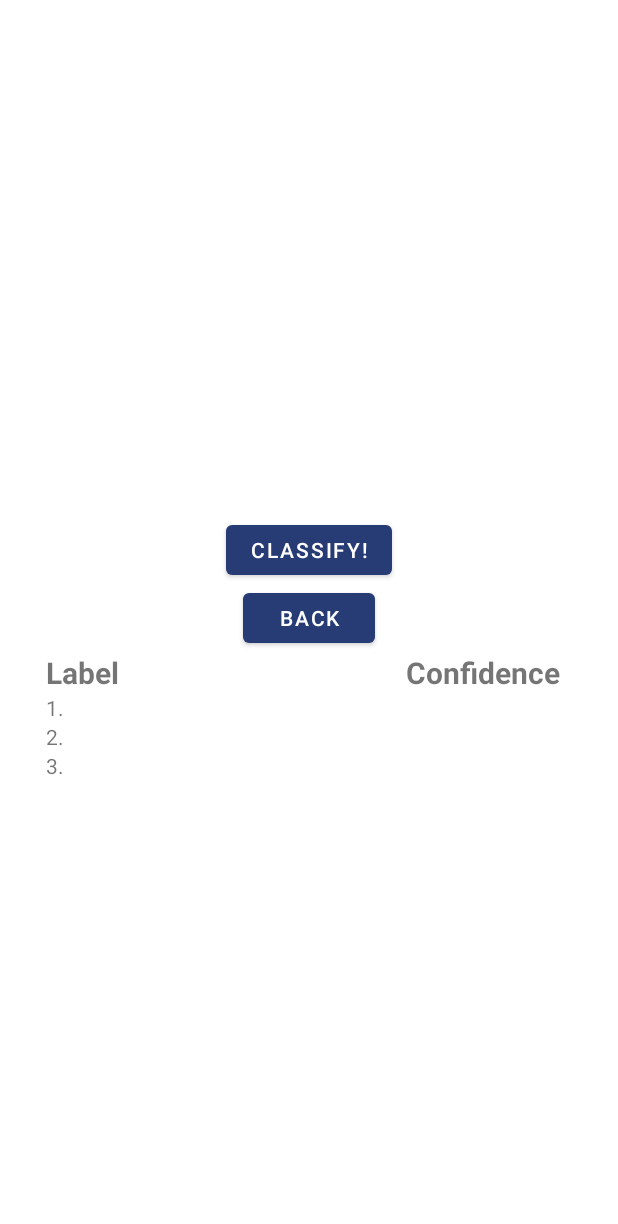
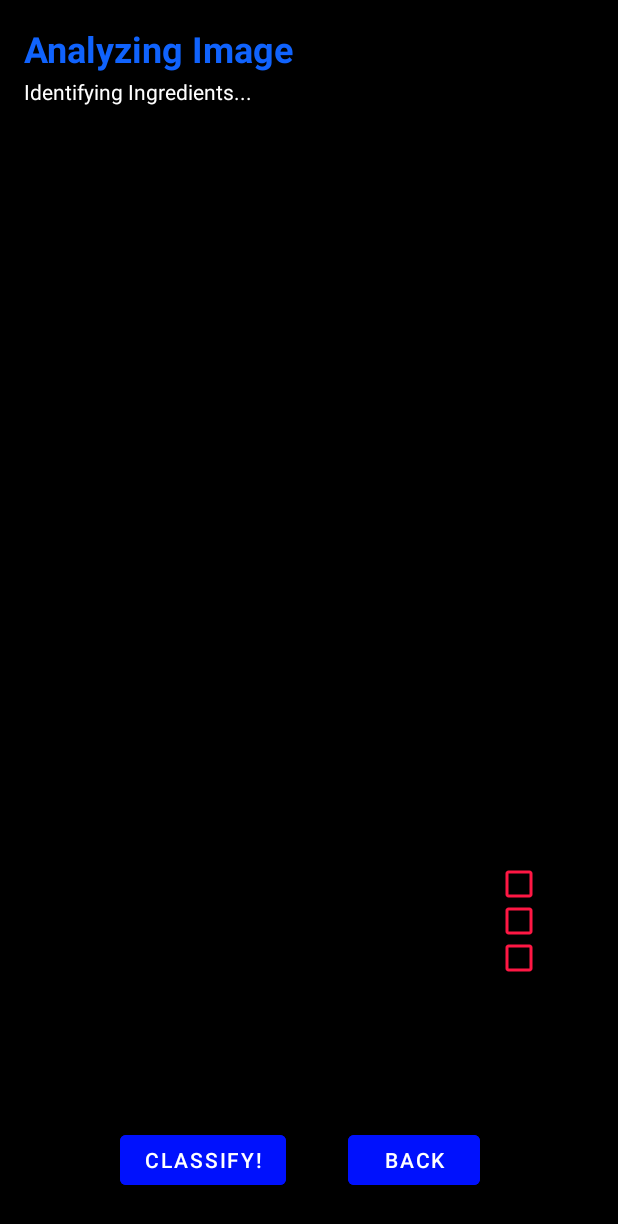
Before and after one commit to veegishx/SmartyBucket, an Android app: the Classify screen opened directly, with no data from a screen before it, on a phone screen of 412 x 824 dp. Shown: the top 1224 px of the screen. Run offline under Robolectric (Android 15) with nearby library versions, the phone set to English and light mode, and no system bars; libraries missing offline, so code that uses them is left out: org.tensorflow.lite; 3 statements that could not run were skipped.

Commit message:
Minor changes to image classification UI
Signed-off-by: Veegish Ramdani <veegish@cyberstorm.mu>

```diff
--- a/app/src/main/java/com/saphyrelabs/smartybucket/Classify.java
+++ b/app/src/main/java/com/saphyrelabs/smartybucket/Classify.java
@@ -148,16 +148,6 @@ public class Classify extends AppCompatActivity {
         // initialize array to hold top probabilities
         topConfidence = new String[RESULTS_TO_SHOW];
 
-        // allows user to go back to activity to select a different image
-        back_button = (Button)findViewById(R.id.back_button);
-        back_button.setOnClickListener(new View.OnClickListener() {
-            @Override
-            public void onClick(View view) {
-                Intent i = new Intent(Classify.this, ChooseModel.class);
-                startActivity(i);
-            }
-        });
-
         // classify current dispalyed image
         classify_button = (Button)findViewById(R.id.classify_image);
         classify_button.setOnClickListener(new View.OnClickListener() {
@@ -271,10 +261,14 @@ public class Classify extends AppCompatActivity {
             topConfidence[i] = String.format("%.0f%%",label.getValue()*100);
         }
 
+        String item1 = topLables[2].substring(0,1).toUpperCase() + topLables[2].substring(1);
+        String item2 = topLables[1].substring(0,1).toUpperCase() + topLables[1].substring(1);
+        String item3 = topLables[0].substring(0,1).toUpperCase() + topLables[0].substring(1);
+
         // set the corresponding textviews with the results
-        label1.setText("1. "+topLables[2]);
-        label2.setText("2. "+topLables[1]);
-        label3.setText("3. "+topLables[0]);
+        label1.setText(item1);
+        label2.setText(item2);
+        label3.setText(item3);
         Confidence1.setText(topConfidence[2]);
         Confidence2.setText(topConfidence[1]);
         Confidence3.setText(topConfidence[0]);
--- a/app/src/main/res/layout/activity_classify.xml
+++ b/app/src/main/res/layout/activity_classify.xml
@@ -1,71 +1,69 @@
 <?xml version="1.0" encoding="utf-8"?>
-<RelativeLayout xmlns:android="http://schemas.android.com/apk/res/android"
+<androidx.constraintlayout.widget.ConstraintLayout xmlns:android="http://schemas.android.com/apk/res/android"
     xmlns:app="http://schemas.android.com/apk/res-auto"
     xmlns:tools="http://schemas.android.com/tools"
     android:layout_width="match_parent"
     android:layout_height="match_parent"
+    android:background="#000000"
+    android:backgroundTint="#000000"
     tools:context=".Classify">
-
-    <ImageView
-        android:id="@+id/selected_image"
-        android:layout_width="300dp"
-        android:layout_height="300dp"
-        android:layout_alignParentTop="true"
-        android:layout_centerHorizontal="true"
-        android:layout_marginTop="44dp"
-        android:layout_below="@id/selected_image"
-        app:srcCompat="@android:color/background_light" />
 
     <Button
         android:id="@+id/classify_image"
         android:layout_width="wrap_content"
         android:layout_height="45dp"
         android:layout_below="@id/selected_image"
-        android:layout_centerHorizontal="true"
-        android:text="Classify!" />
+        android:layout_marginStart="80dp"
+        android:layout_marginBottom="28dp"
+        android:backgroundTint="#0011FD"
+        android:text="Classify!"
+        app:layout_constraintBottom_toBottomOf="parent"
+        app:layout_constraintStart_toStartOf="parent" />
 
     <Button
         android:id="@+id/back_button"
         android:layout_width="wrap_content"
         android:layout_height="45dp"
         android:layout_below="@id/classify_image"
-        android:layout_centerHorizontal="true"
-        android:text="Back" />
+        android:layout_alignParentEnd="true"
+        android:layout_marginEnd="92dp"
+        android:layout_marginBottom="28dp"
+        android:backgroundTint="#0011FD"
+        android:text="Back"
+        app:layout_constraintBottom_toBottomOf="parent"
+        app:layout_constraintEnd_toEndOf="parent" />
+
+    <ImageView
+        android:id="@+id/selected_image"
+        android:layout_width="416dp"
+        android:layout_height="479dp"
+        app:layout_constraintBottom_toBottomOf="parent"
+        app:layout_constraintEnd_toEndOf="parent"
+        app:layout_constraintHorizontal_bias="0.0"
+        app:layout_constraintStart_toStartOf="parent"
+        app:layout_constraintTop_toTopOf="parent" />
+
+    <ImageView
+        android:id="@+id/imageView4"
+        android:layout_width="595dp"
+        android:layout_height="802dp"
+        app:layout_constraintBottom_toBottomOf="parent"
+        app:layout_constraintEnd_toEndOf="parent"
+        app:layout_constraintStart_toStartOf="parent"
+        app:layout_constraintTop_toTopOf="parent"
+        app:layout_constraintVertical_bias="0.746"
+        app:srcCompat="@drawable/shadow_overlay" />
 
     <LinearLayout
         android:id="@+id/labels"
-        android:layout_width="match_parent"
-        android:layout_height="89dp"
-        android:layout_alignParentBottom="true"
-        android:layout_below="@+id/back_button"
-        android:layout_gravity="center"
-        android:layout_marginBottom="44dp"
-        android:orientation="vertical">
-
-        <LinearLayout
-            android:layout_width="370dp"
-            android:layout_height="wrap_content"
-            android:layout_gravity="center"
-            android:gravity="center"
-            android:orientation="horizontal">
-
-            <TextView
-                android:id="@+id/lableText"
-                android:layout_width="240dp"
-                android:layout_height="wrap_content"
-                android:text="Label"
-                android:textSize="20sp"
-                android:textStyle="bold" />
-
-            <TextView
-                android:id="@+id/ConfidenceText"
-                android:layout_width="110dp"
-                android:layout_height="wrap_content"
-                android:text="Confidence"
-                android:textSize="20sp"
-                android:textStyle="bold" />
-
-        </LinearLayout>
+        android:layout_width="371dp"
+        android:layout_height="147dp"
+        android:layout_marginBottom="100dp"
+        android:orientation="vertical"
+        app:layout_constraintBottom_toBottomOf="parent"
+        app:layout_constraintEnd_toEndOf="parent"
+        app:layout_constraintHorizontal_bias="1.0"
+        app:layout_constraintStart_toStartOf="parent">
 
         <LinearLayout
             android:layout_width="370dp"
@@ -78,15 +76,18 @@
                 android:id="@+id/label1"
                 android:layout_width="240dp"
                 android:layout_height="wrap_content"
-                android:text="1."
-                android:textSize="14sp" />
+                android:textColor="#FFFFFF"
+                android:textSize="18sp"
+                android:textStyle="bold" />
 
-            <TextView
+            <CheckBox
                 android:id="@+id/Confidence1"
                 android:layout_width="110dp"
                 android:layout_height="match_parent"
+                android:buttonTint="#FF1744"
                 android:text=""
-                android:textSize="14sp" />
+                android:textColor="#FFFFFF"
+                android:textSize="18sp" />
 
         </LinearLayout>
 
@@ -101,15 +102,18 @@
                 android:id="@+id/label2"
                 android:layout_width="240dp"
                 android:layout_height="wrap_content"
-                android:text="2."
-                android:textSize="14sp" />
+                android:textColor="#FFFFFF"
+                android:textSize="18sp"
+                android:textStyle="bold" />
 
-            <TextView
+            <CheckBox
                 android:id="@+id/Confidence2"
                 android:layout_width="110dp"
                 android:layout_height="match_parent"
+                android:buttonTint="#FF1744"
                 android:text=""
-                android:textSize="14sp" />
+                android:textColor="#FFFFFF"
+                android:textSize="18sp" />
 
         </LinearLayout>
 
@@ -124,19 +128,45 @@
                 android:id="@+id/label3"
                 android:layout_width="240dp"
                 android:layout_height="wrap_content"
-                android:text="3."
-                android:textSize="14sp" />
+                android:textColor="#FFFFFF"
+                android:textSize="18sp"
+                android:textStyle="bold" />
 
-            <TextView
+            <CheckBox
                 android:id="@+id/Confidence3"
                 android:layout_width="110dp"
                 android:layout_height="match_parent"
+                android:buttonTint="#FF1744"
                 android:text=""
-                android:textSize="14sp" />
+                android:textColor="#FFFFFF"
+                android:textSize="18sp" />
 
         </LinearLayout>
+
     </LinearLayout>
 
+    <TextView
+        android:id="@+id/textView15"
+        android:layout_width="226dp"
+        android:layout_height="22dp"
+        android:layout_marginStart="16dp"
+        android:layout_marginTop="4dp"
+        android:text="Identifying Ingredients..."
+        android:textColor="#FFFFFF"
+        app:layout_constraintStart_toStartOf="parent"
+        app:layout_constraintTop_toBottomOf="@+id/textView14" />
 
+    <TextView
+        android:id="@+id/textView14"
+        android:layout_width="184dp"
+        android:layout_height="31dp"
+        android:layout_marginStart="16dp"
+        android:layout_marginTop="16dp"
+        android:text="Analyzing Image"
+        android:textColor="#1063FD"
+        android:textSize="24sp"
+        android:textStyle="bold"
+        app:layout_constraintStart_toStartOf="parent"
+        app:layout_constraintTop_toTopOf="parent" />
 
-</RelativeLayout>
+</androidx.constraintlayout.widget.ConstraintLayout>
```
Also changed, not shown: app/src/main/res/drawable-v24/shadow_overlay.png (added).
